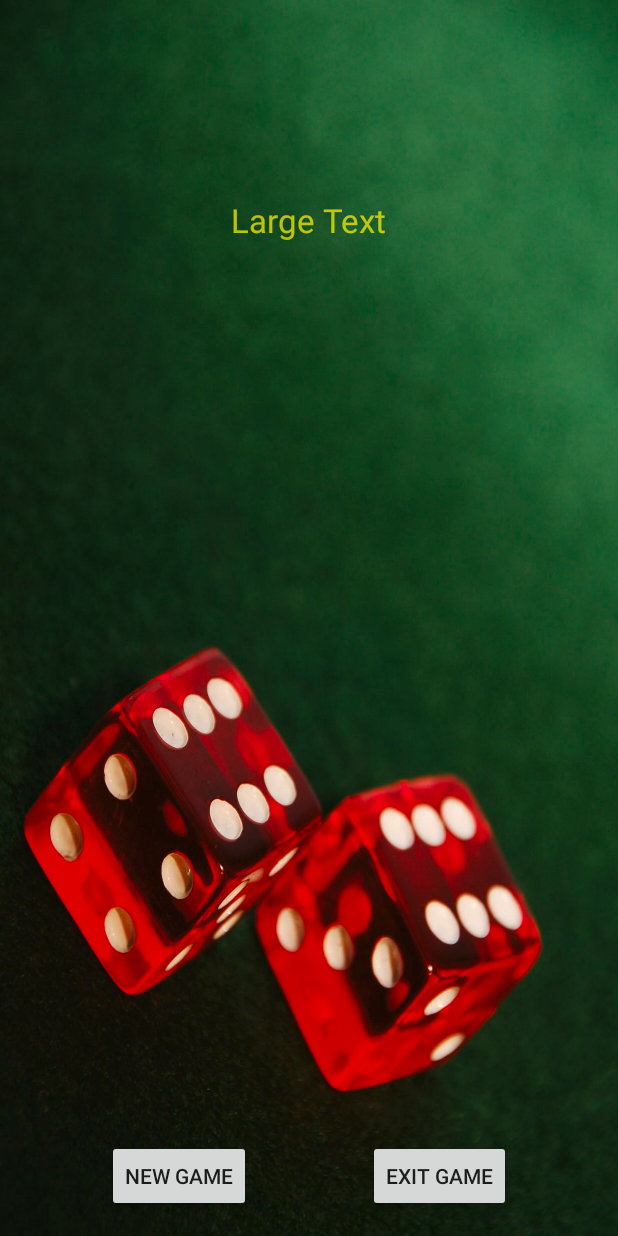
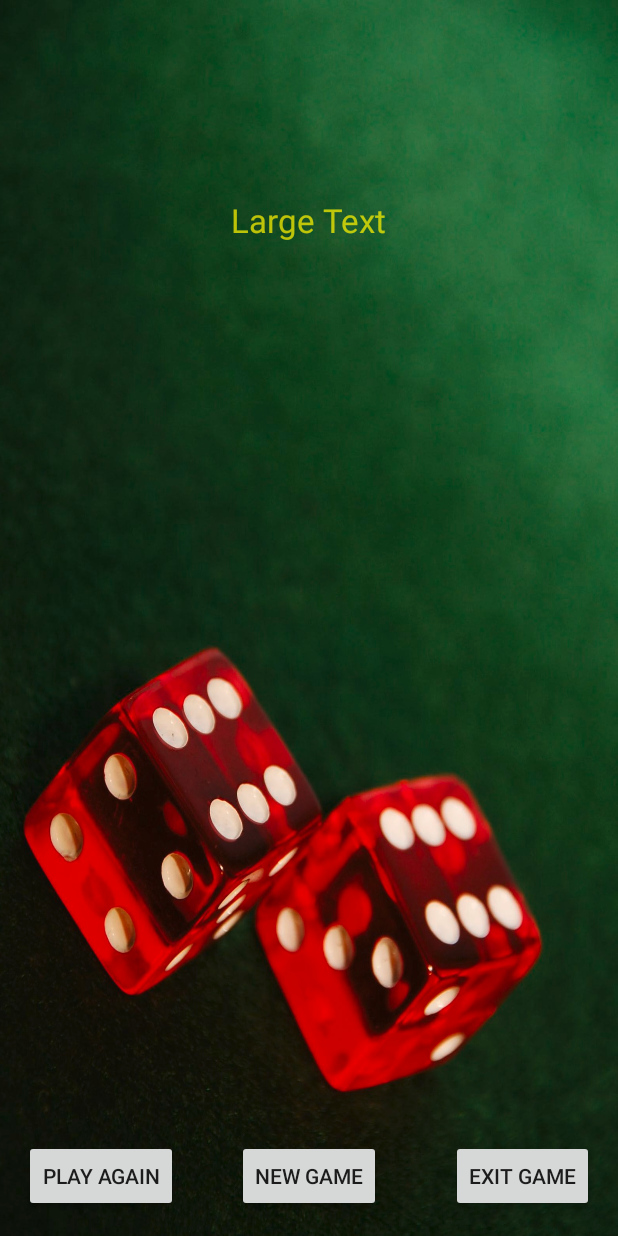
Before and after one commit to legestue/LiarsDiceSnyd, an Android app: the layout activity_end.xml on its own in the app's theme, with its tools: preview values and no code run, on a phone screen of 412 x 824 dp. Run offline under Robolectric (Android 15) with nearby library versions, the phone set to English and light mode, and no system bars.

Commit message:
PlayActivity Stair control added plus the random value if there are lifted before all players have had their turn EndActivity play again same setup added  Toast all bade to short instead of long

```diff
--- a/app/src/main/java/com/lajgaard/liarsdicesnyd/MainActivity.java
+++ b/app/src/main/java/com/lajgaard/liarsdicesnyd/MainActivity.java
@@ -21,7 +21,7 @@ public class MainActivity extends AppCompatActivity {
                 public void onClick(View view) //using intent to change activity
                 {
                     Intent myIntent = new Intent(view.getContext(), rulesActivity.class);
-                    Toast.makeText(getApplicationContext(), "Checking the rules", Toast.LENGTH_LONG).show();
+                    Toast.makeText(getApplicationContext(), "Checking the rules", Toast.LENGTH_SHORT).show();
                     startActivity(myIntent);
                 }
             }
@@ -31,7 +31,7 @@ public class MainActivity extends AppCompatActivity {
     public void newGame(View view) //the same as the other way of changing activity
     {
         Intent myIntent = new Intent(this, setupActivity.class);
-        Toast.makeText(getApplicationContext(), "Ready to setup players", Toast.LENGTH_LONG).show();
+        Toast.makeText(getApplicationContext(), "Ready to setup players", Toast.LENGTH_SHORT).show();
         startActivity(myIntent);
     }
 }
--- a/app/src/main/java/com/lajgaard/liarsdicesnyd/nameActivity.java
+++ b/app/src/main/java/com/lajgaard/liarsdicesnyd/nameActivity.java
@@ -49,14 +49,14 @@ public class nameActivity extends AppCompatActivity {
         }
 
         Intent myIntent = new Intent(this, playActivity.class);
-        Toast.makeText(getApplicationContext(), "Starting the game", Toast.LENGTH_LONG).show();
+        Toast.makeText(getApplicationContext(), "Starting the game", Toast.LENGTH_SHORT).show();
         startActivity(myIntent);
     }
 
     public void exitGame(View view) //the same as the other way of changing activity
     {
         Intent myIntent = new Intent(this, MainActivity.class);
-        Toast.makeText(getApplicationContext(), "Going back to the main window", Toast.LENGTH_LONG).show();
+        Toast.makeText(getApplicationContext(), "Going back to the main window", Toast.LENGTH_SHORT).show();
         startActivity(myIntent);
     }
 }
--- a/app/src/main/res/layout/activity_end.xml
+++ b/app/src/main/res/layout/activity_end.xml
@@ -15,24 +15,20 @@
         android:layout_height="wrap_content"
         android:text="New Game"
         android:id="@+id/gameBot"
+        android:onClick="toSetup"
         android:layout_alignParentBottom="true"
-        android:layout_alignParentLeft="true"
-        android:layout_alignParentStart="true"
-        android:layout_marginLeft="55dp"
-        android:layout_marginStart="55dp"
-        android:onClick="toSetup"/>
+        android:layout_centerHorizontal="true" />
 
     <Button
         android:layout_width="wrap_content"
         android:layout_height="wrap_content"
         android:text="Exit Game"
         android:id="@+id/exitBot"
+        android:onClick="toMain"
+        android:layout_alignTop="@+id/gameBot"
         android:layout_alignParentBottom="true"
         android:layout_alignParentRight="true"
-        android:layout_alignParentEnd="true"
-        android:layout_marginRight="55dp"
-        android:layout_marginEnd="55dp"
-        android:onClick="toMain"/>
+        android:layout_alignParentEnd="true"/>
 
     <TextView
         android:layout_width="wrap_content"
@@ -44,4 +40,14 @@
         android:layout_centerHorizontal="true"
         android:layout_marginTop="116dp"
         android:textColor="#b9fff200"/>
+
+    <Button
+        android:layout_width="wrap_content"
+        android:layout_height="wrap_content"
+        android:text="Play Again"
+        android:id="@+id/newPlayBot"
+        android:layout_alignParentBottom="true"
+        android:layout_alignParentLeft="true"
+        android:layout_alignParentStart="true"
+        android:onClick="toPlay"/>
 </RelativeLayout>
```
Also changed, not shown: app/src/main/java/com/lajgaard/liarsdicesnyd/endActivity.java (+9 -2 lines), app/src/main/java/com/lajgaard/liarsdicesnyd/playActivity.java (+72 -48 lines), app/src/main/java/com/lajgaard/liarsdicesnyd/rulesActivity.java (+4 -4 lines), app/src/main/java/com/lajgaard/liarsdicesnyd/setupActivity.java (+4 -4 lines).
